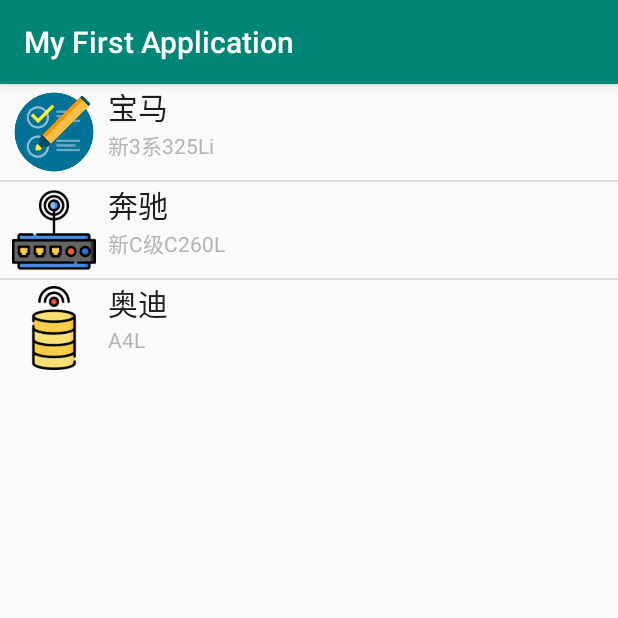
After one commit to MerryXmas/Android, an Android app: the AdapterActivity screen opened directly, with no data from a screen before it, on a phone screen of 412 x 824 dp, the top half of it. The commit adds this screen. Run offline under Robolectric (Android 15) with nearby library versions, the phone set to English and light mode, and no system bars.

Commit message:
add adapter

```diff
--- a/MyFirstApplication/app/src/main/AndroidManifest.xml
+++ b/MyFirstApplication/app/src/main/AndroidManifest.xml
@@ -3,6 +3,7 @@
     package="com.example.myfirstapplication">
 
     <uses-permission android:name="android.permission.INTERNET" />
+    <uses-permission android:name="android.permission.WRITE_EXTERNAL_STORAGE"/>
 
     <application
         android:allowBackup="true"
@@ -11,6 +12,8 @@
         android:roundIcon="@mipmap/ic_launcher_round"
         android:supportsRtl="true"
         android:theme="@style/AppTheme">
+        <activity android:name=".DownloadTestActivity"></activity>
+        <activity android:name=".AdapterActivity" />
         <activity android:name=".IntentTestActivity">
             <intent-filter>
                 <action android:name="android.intent.action.MAIN" />
@@ -23,7 +26,7 @@
             <!-- android:theme="@android :style/Theme.NoTitleBar.Fullscreen" -->
 
         </activity>
-        <activity android:name=".HttpTestActivity"></activity>
+        <activity android:name=".HttpTestActivity" />
         <activity android:name=".GridLayoutActivity" />
         <activity android:name=".TableLayoutActivity" />
         <activity android:name=".ForthActivity" />
--- /dev/null
+++ b/MyFirstApplication/app/src/main/java/com/example/myfirstapplication/AdapterActivity.java
@@ -0,0 +1,49 @@
+package com.example.myfirstapplication;
+
+import androidx.appcompat.app.AppCompatActivity;
+
+import android.os.Bundle;
+import android.util.Log;
+import android.widget.ArrayAdapter;
+import android.widget.ListView;
+import android.widget.SimpleAdapter;
+
+import java.util.ArrayList;
+import java.util.HashMap;
+import java.util.List;
+import java.util.Map;
+
+public class AdapterActivity extends AppCompatActivity {
+    private String[] names = new String[]{"宝马","奔驰","奥迪"};
+    private String[] info = new String[]{"新3系325Li","新C级C260L","A4L"};
+    private int[] imgs = new int[]{R.drawable.icon,R.drawable.icon1,R.drawable.icon2};
+    @Override
+    protected void onCreate(Bundle savedInstanceState) {
+        super.onCreate(savedInstanceState);
+        setContentView(R.layout.activity_adapter);
+        String[] strs = {"宝马325Li","奔驰C260L","奥迪A4L","一汽大众CC"};
+        String[] test = {"1","2","3","4","5"};
+        ListView list_test = findViewById(R.id.list_test);
+        ArrayAdapter<String> adapter1= new ArrayAdapter<String>(this,android.R.layout.simple_list_item_1,test);
+        ArrayAdapter<String> adapter = new ArrayAdapter<String>(this,android.R.layout.simple_list_item_single_choice,strs);
+//        测试ArrayAdapter显示效果
+//        ListView list_test = findViewById(R.id.list_test);
+//        list_test.setAdapter(adapter)
+//        将数据加入到List中，以便于显示在simpleAdapter中
+        List<Map<String, Object>> listItem = new ArrayList<Map<String, Object>>();
+        for(int i = 0; i < names.length; i++) {
+            Map<String, Object> data = new HashMap<String, Object>();
+            data.put("img", imgs[i]);
+            data.put("name", names[i]);
+            data.put("info", info[i]);
+            listItem.add(data);
+            System.out.println(listItem);
+        }
+        //创建simpleAdapter，第三个参数是写好的列表布局行xml
+        SimpleAdapter myAdapter = new SimpleAdapter(this,listItem, R.layout.simple_item,
+                new String[]{"img","name","info"},
+                new int[]{R.id.img,R.id.name,R.id.info});
+        list_test.setAdapter(myAdapter);
+
+    }
+}
--- a/MyFirstApplication/app/src/main/java/com/example/myfirstapplication/HttpTestActivity.java
+++ b/MyFirstApplication/app/src/main/java/com/example/myfirstapplication/HttpTestActivity.java
@@ -70,8 +70,6 @@ public class HttpTestActivity extends AppCompatActivity {
                         result.append(line);
                     }
                     show(result.toString());
-
-
                 }catch (Exception e) {
                     e.printStackTrace();
                 } finally{
@@ -116,7 +114,5 @@ public class HttpTestActivity extends AppCompatActivity {
         } catch (JSONException e) {
             e.printStackTrace();
         }
-
     }
-
 }
--- /dev/null
+++ b/MyFirstApplication/app/src/main/res/layout/activity_adapter.xml
@@ -0,0 +1,14 @@
+<?xml version="1.0" encoding="utf-8"?>
+<LinearLayout xmlns:android="http://schemas.android.com/apk/res/android"
+    xmlns:app="http://schemas.android.com/apk/res-auto"
+    xmlns:tools="http://schemas.android.com/tools"
+    android:layout_width="match_parent"
+    android:layout_height="match_parent"
+    tools:context=".AdapterActivity">
+    <ListView
+        android:id="@+id/list_test"
+        android:layout_width="match_parent"
+        android:layout_height="wrap_content">
+    </ListView>
+
+</LinearLayout>
--- /dev/null
+++ b/MyFirstApplication/app/src/main/res/layout/simple_item.xml
@@ -0,0 +1,31 @@
+<?xml version="1.0" encoding="utf-8"?>
+<LinearLayout xmlns:android="http://schemas.android.com/apk/res/android"
+    android:layout_width="match_parent"
+    android:layout_height="match_parent">
+    <ImageView
+        android:id="@+id/img"
+        android:layout_width="64dp"
+        android:layout_height="64dp"
+        android:baselineAlignBottom="true"
+        android:paddingLeft="8dp" />
+    <LinearLayout
+        android:layout_width="match_parent"
+        android:layout_height="wrap_content"
+        android:orientation="vertical">
+        <TextView
+            android:id="@+id/name"
+            android:layout_width="wrap_content"
+            android:layout_height="wrap_content"
+            android:textSize="20sp"
+            android:textColor="#1D1D1C"
+            android:paddingLeft="8dp"/>
+        <TextView
+            android:id="@+id/info"
+            android:layout_width="wrap_content"
+            android:layout_height="wrap_content"
+            android:paddingLeft="8dp"
+            android:textSize="14sp"
+            android:textColor="#B4B4B9"/>
+    </LinearLayout>
+
+</LinearLayout>
```
Also changed, not shown: MyFirstApplication/app/src/main/java/com/example/myfirstapplication/DownloadTestActivity.java (added, +53 -0 lines), MyFirstApplication/app/src/main/java/com/example/myfirstapplication/IntentTestActivity.java (+14 -0 lines), MyFirstApplication/app/src/main/res/layout/activity_download_test.xml (added, +14 -0 lines), MyFirstApplication/app/src/main/res/layout/activity_intent_test.xml (+12 -0 lines), MyFirstApplication/app/src/main/res/values/arrays.xml (added, +8 -0 lines), MyFirstApplication/app/src/main/res/drawable/icon1.png (added), MyFirstApplication/app/src/main/res/drawable/icon2.png (added), MyFirstApplication/app/src/main/res/drawable/icon3.png (added).
